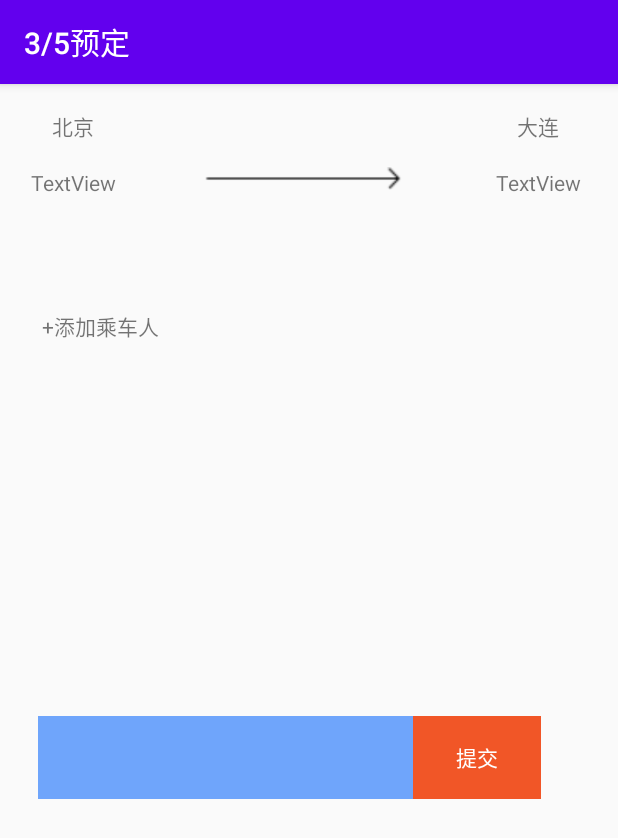
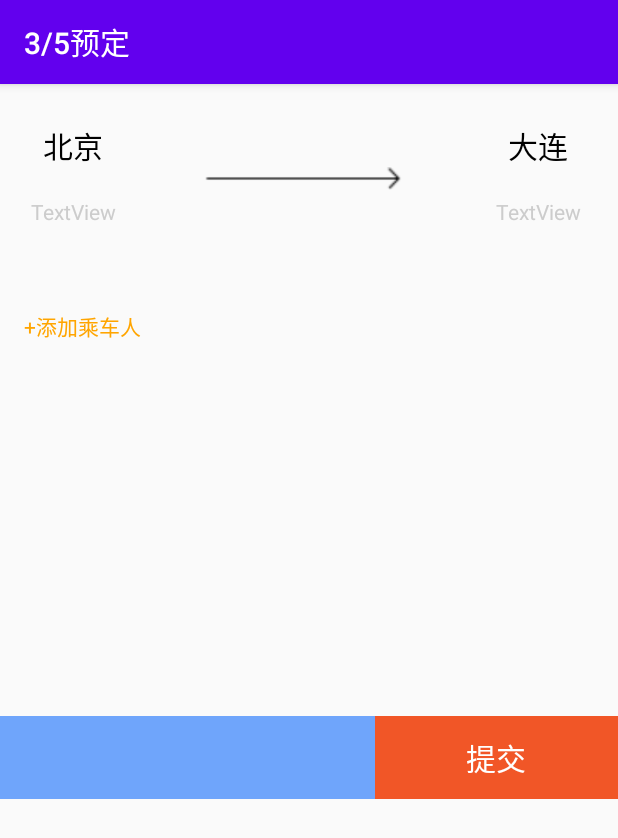
Before and after one commit to NsuGroup1/First-12306, an Android app: the YuDing03 screen opened directly, with no data from a screen before it, on a phone screen of 412 x 824 dp. Shown: the top 838 px of the screen. Run offline under Robolectric (Android 15) with nearby library versions, the phone set to English and light mode, and no system bars; 5 statements that could not run were skipped.

Commit message:
完善UI

```diff
--- a/12306F/app/src/main/java/com/example/a12306f/my/MyContactActivity.java
+++ b/12306F/app/src/main/java/com/example/a12306f/my/MyContactActivity.java
@@ -96,6 +96,8 @@ public class MyContactActivity extends AppCompatActivity {
                 startActivity(intent);
                 break;
             case android.R.id.home:
+                finish();
+                break;
 
         }
         return super.onOptionsItemSelected(item);
--- a/12306F/app/src/main/java/com/example/a12306f/my/MyContactEdit.java
+++ b/12306F/app/src/main/java/com/example/a12306f/my/MyContactEdit.java
@@ -83,7 +83,7 @@ public class MyContactEdit extends AppCompatActivity {
         data.add(map3);
 
         Map<String,Object> map4 = new HashMap<>();
-        String age = (String) contact.get("age");
+        String age = (String) contact.get("name");
         map4.put("k1","乘客类型");
         map4.put("k2",age.split("\\(")[1].split("\\)")[0]);
         map4.put("k3",R.drawable.forward_25);
--- a/12306F/app/src/main/java/com/example/a12306f/ticket/YuDing03.java
+++ b/12306F/app/src/main/java/com/example/a12306f/ticket/YuDing03.java
@@ -3,8 +3,10 @@ package com.example.a12306f.ticket;
 import androidx.annotation.Nullable;
 import androidx.appcompat.app.AppCompatActivity;
 
+import android.annotation.SuppressLint;
 import android.app.ProgressDialog;
 import android.content.Intent;
+import android.graphics.Color;
 import android.os.Bundle;
 import android.os.Handler;
 import android.os.Message;
@@ -46,6 +48,7 @@ public class YuDing03 extends AppCompatActivity {
     private String ID;
     private String phone;
 
+    @SuppressLint("ResourceAsColor")
     @Override
     protected void onCreate(Bundle savedInstanceState) {
         super.onCreate(savedInstanceState);
@@ -66,13 +69,16 @@ public class YuDing03 extends AppCompatActivity {
         textView_liechehao03 = findViewById(R.id.textView_liechehao03);
 
         textView_liechehao03.setText(getIntent().getStringExtra("LieCheHao"));
+        textView_liechehao03.setTextColor(Color.BLACK);
         start_city_03.setText(getIntent().getStringExtra("StationName").split("-")[0]);
         arrive_city_03.setText(getIntent().getStringExtra("StationName").split("-")[1]);
         textView_fachetime03.setText(getIntent().getStringExtra("FromToTime").split("-")[0]);
-        textView_arrivaltime03.setText(getIntent().getStringExtra("FromToTime").split("-")[1]);
+        textView_arrivaltime03.setText(getIntent().getStringExtra("FromToTime").split("-")[1].split("\\(")[0]);
         textView_date03.setText(getIntent().getStringExtra("TicketDate").split(" ")[0] + "(" + getIntent().getIntExtra("day", 0) + "日)");
+        textView_date03.setTextColor(Color.BLACK);
         textView_leixing03.setText(getIntent().getStringExtra("Seat"));
         textView_price03.setText(getIntent().getStringExtra("SeatPrice"));
+        textView_price03.setTextColor(R.color.orange);
 
 //        list_YD03 = new ArrayList<>();
 //        yd03Adapter = new YD03Adapter(this,list_YD03);
@@ -113,6 +119,7 @@ public class YuDing03 extends AppCompatActivity {
                 String money = textView_price03.getText().toString().split("￥")[1].split("\\.")[0];
                 int m = Integer.valueOf(money);
                 textView_jieusuan03.setText("订单总额:￥" + (int) list_YD03.size() * m + "元");
+                textView_jieusuan03.setTextSize(20);
 
 //                adapter = new SimpleAdapter(this,
 //                        list_YD03,
--- a/12306F/app/src/main/java/com/example/a12306f/ticket/YuDing04.java
+++ b/12306F/app/src/main/java/com/example/a12306f/ticket/YuDing04.java
@@ -60,6 +60,7 @@ public class YuDing04 extends AppCompatActivity {
                 public void onClick(View v) {
                     Intent intent = new Intent();
                     intent.setClass(YuDing04.this, ViewPagerActivity.class);
+                    startActivity(intent);
                     finish();
                 }
             });
--- a/12306F/app/src/main/res/layout/activity_yu_ding03.xml
+++ b/12306F/app/src/main/res/layout/activity_yu_ding03.xml
@@ -24,15 +24,18 @@
                 android:id="@+id/start_city_03"
                 android:layout_width="match_parent"
                 android:layout_height="56dp"
-                android:gravity="center"
-                android:text="北京" />
+                android:gravity="center|bottom"
+                android:text="北京"
+                android:textSize="20sp"
+                android:textColor="#000000"/>
 
             <TextView
                 android:id="@+id/textView_fachetime03"
                 android:layout_width="match_parent"
-                android:layout_height="69dp"
-                android:gravity="center|top"
-                android:text="TextView" />
+                android:layout_height="58dp"
+                android:gravity="center"
+                android:text="TextView"
+                android:textColor="#CCCCCC"/>
 
             <TextView
                 android:id="@+id/textView_leixing03"
@@ -52,7 +55,8 @@
                 android:id="@+id/textView_liechehao03"
                 android:layout_width="match_parent"
                 android:layout_height="55dp"
-                android:gravity="center" />
+                android:gravity="center"
+                />
 
             <ImageView
                 android:id="@+id/imageView"
@@ -76,32 +80,41 @@
                 android:id="@+id/arrive_city_03"
                 android:layout_width="match_parent"
                 android:layout_height="56dp"
-                android:gravity="center"
-                android:text="大连" />
+                android:gravity="center|bottom"
+                android:text="大连"
+                android:textSize="20sp"
+                android:textColor="#000000"/>
 
             <TextView
                 android:id="@+id/textView_arrivaltime03"
                 android:layout_width="match_parent"
-                android:layout_height="69dp"
-                android:gravity="center|top"
-                android:text="TextView" />
+                android:layout_height="58dp"
+                android:gravity="center"
+                android:text="TextView"
+                android:textColor="#CCCCCC"/>
 
             <TextView
                 android:id="@+id/textView_price03"
                 android:layout_width="match_parent"
                 android:layout_height="wrap_content"
                 android:gravity="center|top"
-                android:text="TextView" />
+                android:text="TextView"
+                android:textColor="#FFA500"/>
 
         </LinearLayout>
     </LinearLayout>
 
     <TextView
         android:id="@+id/textView_addren03"
-        android:layout_width="356dp"
+        android:layout_width="0dp"
         android:layout_height="39dp"
+        android:layout_marginStart="16dp"
+        android:layout_marginLeft="16dp"
+        android:layout_marginEnd="8dp"
+        android:layout_marginRight="8dp"
         android:gravity="center|left"
         android:text="+添加乘车人"
+        android:textColor="#FFA500"
         app:layout_constraintEnd_toEndOf="parent"
         app:layout_constraintStart_toStartOf="parent"
         app:layout_constraintTop_toBottomOf="@+id/linearLayout3" />
@@ -110,33 +123,36 @@
         android:id="@+id/yuding03_listView"
         android:layout_width="0dp"
         android:layout_height="200dp"
-        android:layout_marginEnd="1dp"
+        android:layout_marginStart="8dp"
+        android:layout_marginLeft="8dp"
+        android:layout_marginEnd="8dp"
+        android:layout_marginRight="8dp"
         app:layout_constraintEnd_toEndOf="parent"
         app:layout_constraintStart_toStartOf="parent"
-        app:layout_constraintTop_toBottomOf="@+id/textView_addren03"
-        android:layout_marginRight="1dp" />
+        app:layout_constraintTop_toBottomOf="@+id/textView_addren03" />
 
     <TextView
         android:id="@+id/textView_jiesuan03"
         android:layout_width="250dp"
         android:layout_height="55dp"
-        android:layout_marginStart="25dp"
         android:layout_marginTop="40dp"
         android:background="#6FA5FB"
         android:gravity="center|left"
+        android:textColor="#ffffff"
         app:layout_constraintStart_toStartOf="parent"
-        app:layout_constraintTop_toBottomOf="@+id/yuding03_listView"
-        android:layout_marginLeft="25dp" />
+        app:layout_constraintTop_toBottomOf="@+id/yuding03_listView" />
 
     <TextView
         android:id="@+id/textView_tijiao03"
-        android:layout_width="85dp"
+        android:layout_width="0dp"
         android:layout_height="55dp"
         android:layout_marginTop="40dp"
         android:background="#F15627"
+        android:gravity="center"
         android:text="提交"
+        android:textSize="20sp"
         android:textColor="#ffffff"
-        android:gravity="center"
+        app:layout_constraintEnd_toEndOf="parent"
         app:layout_constraintStart_toEndOf="@+id/textView_jiesuan03"
         app:layout_constraintTop_toBottomOf="@+id/yuding03_listView" />
 </androidx.constraintlayout.widget.ConstraintLayout>
--- a/12306F/app/src/main/res/values/colors.xml
+++ b/12306F/app/src/main/res/values/colors.xml
@@ -3,4 +3,5 @@
     <color name="colorPrimary">#6200EE</color>
     <color name="colorPrimaryDark">#3700B3</color>
     <color name="colorAccent">#03DAC5</color>
+    <color name="orange">#FFA500</color>
 </resources>
```
Also changed, not shown: 12306F/app/src/main/AndroidManifest.xml (+7 -8 lines), 12306F/app/src/main/java/com/example/a12306f/adapter/YD03Adapter.java (+8 -6 lines), 12306F/app/src/main/java/com/example/a12306f/my/AddContactsActivity.java (+12 -15 lines), 12306F/app/src/main/res/layout/activity_yu_ding04.xml (+39 -13 lines), 12306F/app/src/main/res/layout/item_yuding03.xml (+5 -5 lines).
